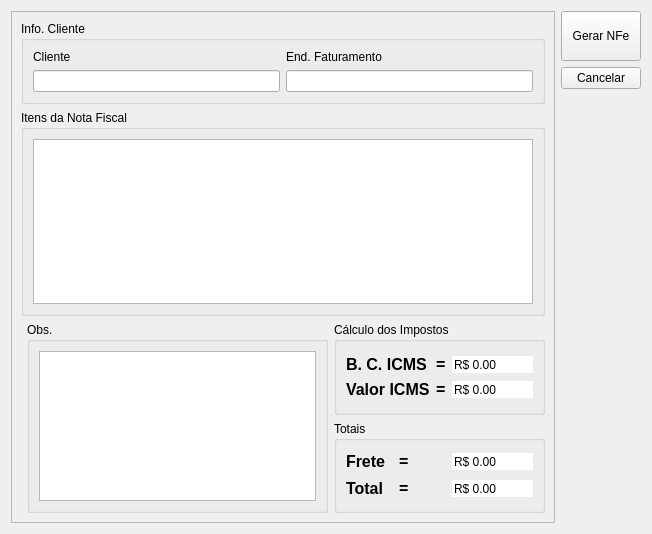
The window that ui/cadastrarnfe.ui (lellisls/ERP-STACCATO) describes before a commit, drawn with Qt 5.
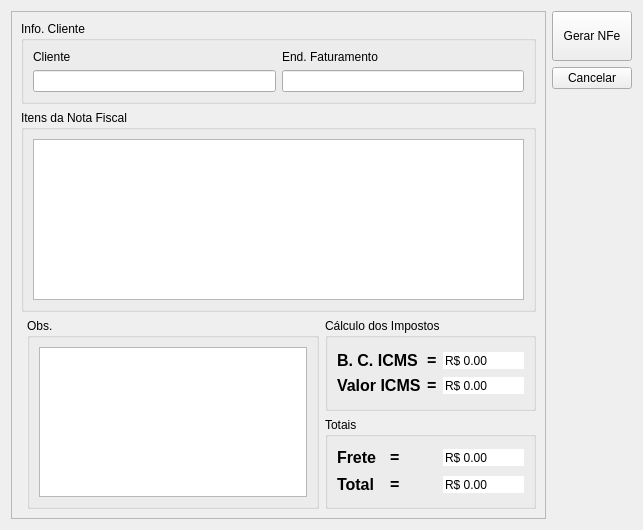
The same window after the commit. Custom widgets are drawn as their Qt base class.

Diff of the .ui file:
```diff
--- a/ui/cadastrarnfe.ui
+++ b/ui/cadastrarnfe.ui
@@ -9,8 +9,8 @@
    <rect>
     <x>0</x>
     <y>0</y>
-    <width>652</width>
-    <height>534</height>
+    <width>643</width>
+    <height>530</height>
    </rect>
   </property>
   <property name="windowTitle">
```
Left out of the diff: 2 changed lines with no effect on the pictures.
